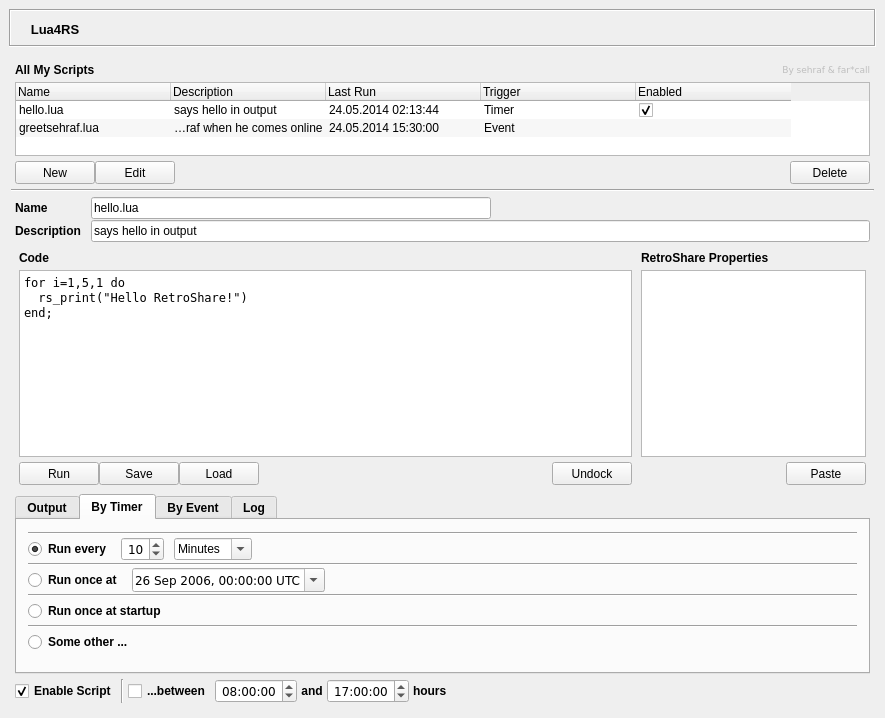
The window that Lua4RSWidget.ui (RetroShare/Lua4RS) describes before a commit, drawn with Qt 5.
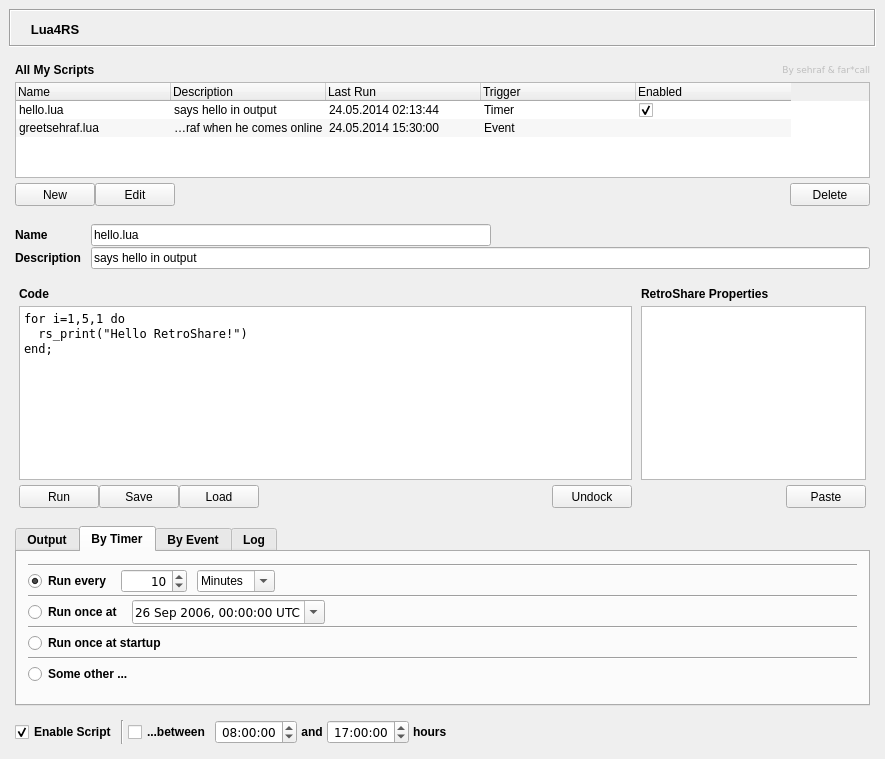
The same window after the commit. Icons and pictures are not drawn.

Commit message: tw_allscripts: header resize mode set

```diff
--- a/Lua4RSWidget.ui
+++ b/Lua4RSWidget.ui
@@ -7,7 +7,7 @@
     <x>0</x>
     <y>0</y>
     <width>885</width>
-    <height>718</height>
+    <height>759</height>
    </rect>
   </property>
   <property name="windowTitle">
@@ -159,9 +159,9 @@
     </widget>
    </item>
    <item>
-    <layout class="QVBoxLayout" name="verticalLayout_7" stretch="1,0,4">
+    <layout class="QVBoxLayout" name="verticalLayout_7" stretch="2,7">
      <property name="spacing">
-      <number>1</number>
+      <number>10</number>
      </property>
      <property name="margin">
       <number>2</number>
@@ -584,17 +584,10 @@
        </item>
       </layout>
      </item>
-     <item>
-      <widget class="Line" name="line_2">
-       <property name="orientation">
-        <enum>Qt::Horizontal</enum>
-       </property>
-      </widget>
-     </item>
      <item>
       <layout class="QVBoxLayout" name="verticalLayout_8" stretch="1,999,1,1">
        <property name="spacing">
-        <number>1</number>
+        <number>10</number>
        </property>
        <property name="margin">
         <number>2</number>
@@ -749,7 +742,7 @@
             </layout>
            </item>
            <item>
-            <layout class="QVBoxLayout" name="verticalLayout_11">
+            <layout class="QVBoxLayout" name="verticalLayout_11" stretch="0">
              <property name="margin">
               <number>2</number>
              </property>
@@ -1215,9 +1208,27 @@
                    <property name="layoutDirection">
                     <enum>Qt::LeftToRight</enum>
                    </property>
+                   <property name="frame">
+                    <bool>true</bool>
+                   </property>
                    <property name="alignment">
                     <set>Qt::AlignRight|Qt::AlignTrailing|Qt::AlignVCenter</set>
                    </property>
+                   <property name="accelerated">
+                    <bool>true</bool>
+                   </property>
+                   <property name="suffix">
+                    <string/>
+                   </property>
+                   <property name="prefix">
+                    <string/>
+                   </property>
+                   <property name="minimum">
+                    <number>1</number>
+                   </property>
+                   <property name="maximum">
+                    <number>99999</number>
+                   </property>
                    <property name="value">
                     <number>10</number>
                    </property>
@@ -1225,6 +1236,24 @@
                  </item>
                  <item>
                   <widget class="QComboBox" name="dd_everyunits">
+                   <property name="sizePolicy">
+                    <sizepolicy hsizetype="Preferred" vsizetype="Fixed">
+                     <horstretch>0</horstretch>
+                     <verstretch>0</verstretch>
+                    </sizepolicy>
+                   </property>
+                   <property name="minimumSize">
+                    <size>
+                     <width>0</width>
+                     <height>0</height>
+                    </size>
+                   </property>
+                   <property name="baseSize">
+                    <size>
+                     <width>0</width>
+                     <height>0</height>
+                    </size>
+                   </property>
                    <property name="font">
                     <font>
                      <weight>50</weight>
@@ -1240,6 +1269,9 @@
                    <property name="maxVisibleItems">
                     <number>15</number>
                    </property>
+                   <property name="minimumContentsLength">
+                    <number>0</number>
+                   </property>
                    <item>
                     <property name="text">
                      <string>Years</string>
```
The commit also changes 1 other file.
